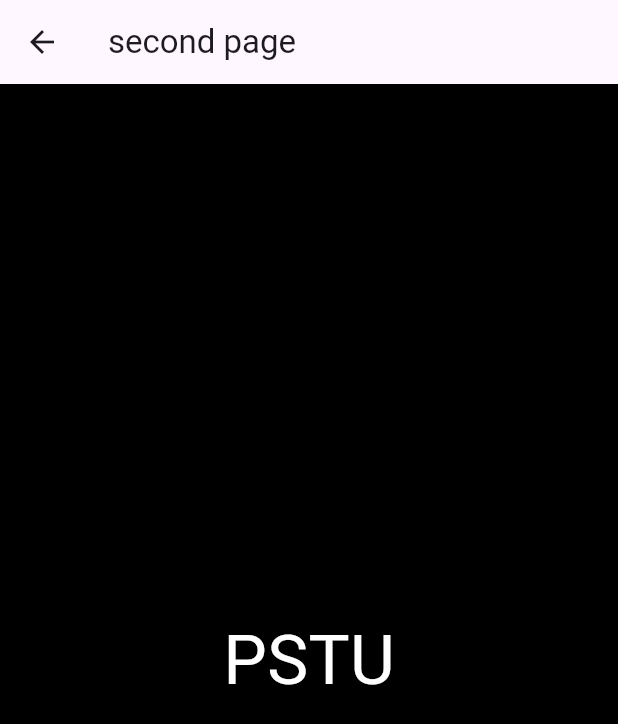
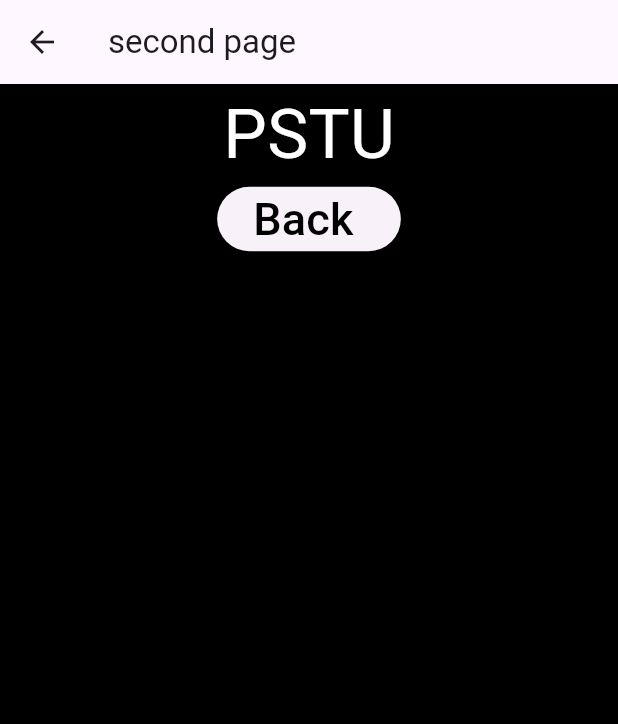
Before and after one commit to mahbub-hasan-abid/flutter_test, a Flutter app: the SecondPage screen opened directly, on a phone screen of 412 x 824 dp. Shown: the top 724 px of the screen. Run offline on Flutter 3.47's test engine with Material 2 defaults, Android fonts, the phone set to English and light mode, and no system bars.

Commit message:
switching from one page to another

```diff
--- a/lib/switching_from_one_page_to_another/main.dart
+++ b/lib/switching_from_one_page_to_another/main.dart
@@ -32,9 +32,25 @@ class SecondPage extends StatelessWidget {
             width: double.infinity,
             color: Colors.black,
             child: Center(
-              child: Text(
-                'PSTU',
-                style: TextStyle(fontSize: 46, color: Colors.white),
+              child: Column(
+                children: [
+                  Text(
+                    'PSTU',
+                    style: TextStyle(fontSize: 46, color: Colors.white),
+                  ),
+                  ElevatedButton(
+                      onPressed: () {
+                        Navigator.push(context, MaterialPageRoute(
+                          builder: (context) {
+                            return FirstScreen();
+                          },
+                        ));
+                      },
+                      child: Text(
+                        'Back ',
+                        style: TextStyle(color: Colors.black, fontSize: 30),
+                      ))
+                ],
               ),
             )));
   }
```
